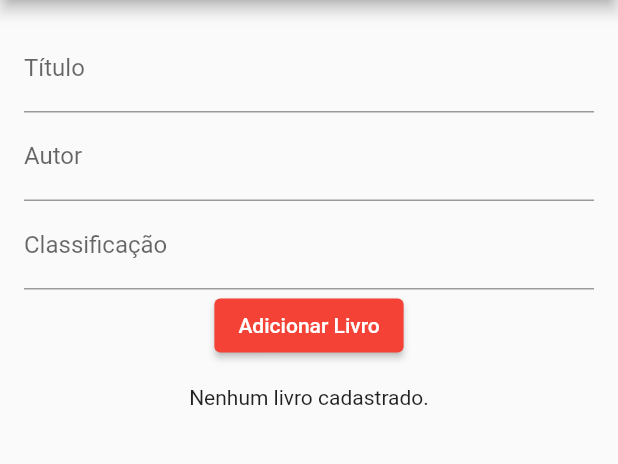
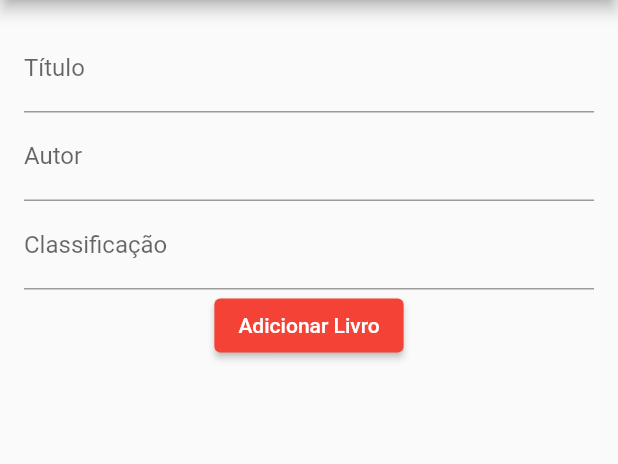
Before and after one commit to rafa-simoes22/registro_livros, a Flutter app: the screen it shows after launch, on a phone screen of 412 x 824 dp, the part 84-548 px from its top. Run offline on Flutter 3.47's test engine with Material 2 defaults, Android fonts, the phone set to English and light mode, and no system bars.

Commit message:
voltando ao normal

```diff
--- a/lib/main.dart
+++ b/lib/main.dart
@@ -1,30 +1,20 @@
 import 'package:flutter/material.dart';
-import 'package:sqflite/sqflite.dart';
-import 'package:path/path.dart';
 
 void main() {
   runApp(MyApp());
 }
 
 class Book {
-  final int id;
   final String title;
   final String author;
   final String classification;
 
-  Book({required this.id, required this.title, required this.author, required this.classification});
-
-  Map<String, dynamic> toMap() {
-    return {
-      'id': id,
-      'title': title,
-      'author': author,
-      'classification': classification,
-    };
-  }
+  Book({required this.title, required this.author, required this.classification});
 }
 
 class MyApp extends StatelessWidget {
+  final List<Book> books = [];
+
   @override
   Widget build(BuildContext context) {
     return MaterialApp(
@@ -32,59 +22,47 @@ class MyApp extends StatelessWidget {
       theme: ThemeData(
         primarySwatch: Colors.red,
       ),
-      home: BookListScreen(),
+      home: BookListScreen(books),
     );
   }
 }
 
 class BookListScreen extends StatefulWidget {
+  final List<Book> books;
+
+  BookListScreen(this.books);
+
   @override
   _BookListScreenState createState() => _BookListScreenState();
 }
 
 class _BookListScreenState extends State<BookListScreen> {
-  late Database _database;
-  final TextEditingController _titleController = TextEditingController();
-  final TextEditingController _authorController = TextEditingController();
-  final TextEditingController _classificationController = TextEditingController();
+  TextEditingController _titleController = TextEditingController();
+  TextEditingController _authorController = TextEditingController();
+  TextEditingController _classificationController = TextEditingController();
 
-  @override
-  void initState() {
-    super.initState();
-    _initDatabase();
-  }
 
-  Future<void> _initDatabase() async {
-    _database = await openDatabase(
-      join(await getDatabasesPath(), 'books_database.db'),
-      onCreate: (db, version) {
-        return db.execute(
-          'CREATE TABLE books(id INTEGER PRIMARY KEY, title TEXT, author TEXT, classification TEXT)',
-        );
-      },
-      version: 1,
-    );
-  }
-
-  Future<void> _addBook() async {
+  void _addBook() {
+    setState(() {
       final newBook = Book(
-      id: DateTime.now().millisecondsSinceEpoch,
         title: _titleController.text,
         author: _authorController.text,
         classification: _classificationController.text,
       );
 
-    await _database.insert(
-      'books',
-      newBook.toMap(),
-      conflictAlgorithm: ConflictAlgorithm.replace,
-    );
+      widget.books.add(newBook);
 
       _titleController.clear();
       _authorController.clear();
       _classificationController.clear();
+    });
+  }
 
-    setState(() {});
+  void _showBookDetails(Book book) {
+    Navigator.push(
+      context,
+      MaterialPageRoute(builder: (context) => BookDetailScreen(book)),
+    );
   }
 
   @override
@@ -118,23 +96,11 @@ class _BookListScreenState extends State<BookListScreen> {
               ],
             ),
           ),
-          FutureBuilder<void>(
-            future: _initDatabase(), // Initialize the database before building UI
-            builder: (context, snapshot) {
-              if (snapshot.connectionState == ConnectionState.done) {
-                return FutureBuilder<List<Book>>(
-                  future: _getBooks(),
-                  builder: (context, snapshot) {
-                    if (!snapshot.hasData || snapshot.data!.isEmpty) {
-                      return Center(
-                        child: Text('Nenhum livro cadastrado.'),
-                      );
-                    }
-                    return Expanded(
+          Expanded(
             child: ListView.builder(
-                        itemCount: snapshot.data!.length,
+              itemCount: widget.books.length,
               itemBuilder: (context, index) {
-                          final book = snapshot.data![index];
+                final book = widget.books[index];
                 return ListTile(
                   title: Text(book.title),
                   subtitle: Text('${book.author}, ${book.classification}'),
@@ -142,37 +108,9 @@ class _BookListScreenState extends State<BookListScreen> {
                 );
               },
             ),
-                    );
-                  },
-                );
-              } else {
-                return Center(
-                  child: CircularProgressIndicator(),
-                );
-              }
-            },
           ),
         ],
       ),
-    );
-  }
-
-  Future<List<Book>> _getBooks() async {
-    final List<Map<String, dynamic>> maps = await _database.query('books');
-    return List.generate(maps.length, (i) {
-      return Book(
-        id: maps[i]['id'],
-        title: maps[i]['title'],
-        author: maps[i]['author'],
-        classification: maps[i]['classification'],
-      );
-    });
-  }
-
-  void _showBookDetails(Book book) {
-    Navigator.push(
-      context,
-      MaterialPageRoute(builder: (context) => BookDetailScreen(book)),
     );
   }
 }
```
Lines whose indentation alone changed are shown as unchanged.
